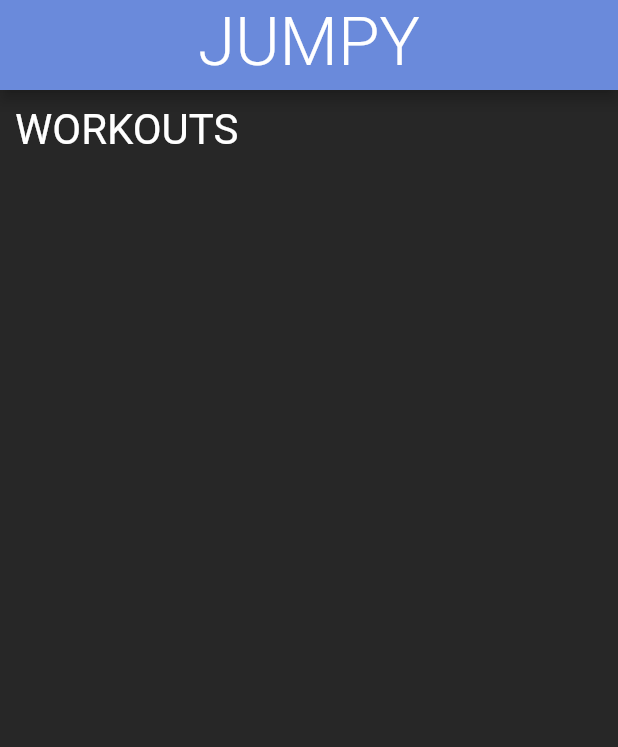
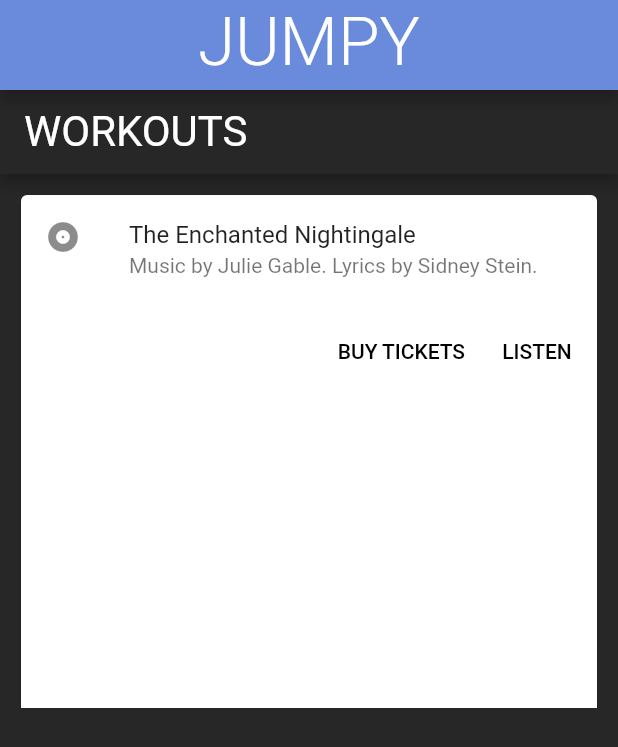
Before and after one commit to eth212/htn2019, a Flutter app: the screen it shows after launch, on a phone screen of 412 x 824 dp. Shown: the top 747 px of the screen. Run offline on Flutter 3.47's test engine with Material 2 defaults, Android fonts, the phone set to English and light mode, and no system bars; our stand-ins replace camera; missing offline and left inert: tflite.

Commit message:
Updating cards.

```diff
--- a/mobile/squat/lib/routes/workout_selection.dart
+++ b/mobile/squat/lib/routes/workout_selection.dart
@@ -29,12 +29,10 @@ class _WorkoutSelectionPageState extends State < WorkoutSelectionPage > {
           children: < Widget > [
             Row(
               children: < Widget > [
-                Expanded(
-                  child: Container(color: Color(0xff272727), child: Padding(padding: EdgeInsets.all(10), child: Text('WORKOUTS', style: TextStyle(color: Colors.white, fontWeight: FontWeight.w400, fontSize: 28)))),
-                ),
-                Expanded(
-                   child: Container(color: Colors.blue),
-                )
+                // Expanded(
+                //   child: Container(color: Color(0xff272727), child: Padding(padding: EdgeInsets.all(10), child: Text('WORKOUTS', style: TextStyle(color: Colors.white, fontWeight: FontWeight.w400, fontSize: 28)))),
+                // ),
+              Expanded(child:Align( child:AspectRatio(child:WorkoutList(),aspectRatio: 1,)))
               ],
             )
           ],
@@ -43,3 +41,73 @@ class _WorkoutSelectionPageState extends State < WorkoutSelectionPage > {
     );
   }
 }
+
+class WorkoutList extends StatefulWidget {
+    @override
+  State<StatefulWidget> createState() {
+    return new WorkoutListState();
+  }
+}
+class WorkoutListState extends State<WorkoutList> {
+    final someStuff = ['Hi','Nah','You'];
+  @override
+  Widget build(BuildContext context) {
+    return Scaffold (
+      backgroundColor: Color(0xff272727),
+      appBar: AppBar(
+        title: Text('WORKOUTS', style: TextStyle(color: Colors.white, fontWeight: FontWeight.w400, fontSize: 28)),
+        backgroundColor: Color(0xff272727)
+      ),
+      body: buildList(),
+    );
+  }
+  Widget buildList() {
+  return new ListView.builder(
+    itemCount: someStuff.length,
+    padding: const EdgeInsets.all(10.0),
+    itemBuilder: (context, i) {
+      print(i);
+      var index = i~/2;
+      // if (i.isOdd) return Divider();
+      // If you've reached at the end of the available word pairs...
+      // if (index >= _suggestions.length) {
+      //   // ...then generate 10 more and add them to the suggestions list.
+      //   _suggestions.addAll(generateWordPairs().take(10));
+      // }
+      return _buildRow(someStuff[index]);
+    },
+  );
+}
+Widget _buildRow(pair) {
+  return new Center(
+    child: Card(child:
+    AspectRatio(aspectRatio: 1.0,
+      child: Column(
+        mainAxisSize: MainAxisSize.min,
+        children: <Widget>[
+          const ListTile(
+            leading: Icon(Icons.album),
+            title: Text('The Enchanted Nightingale'),
+            subtitle: Text('Music by Julie Gable. Lyrics by Sidney Stein.'),
+          ),
+          ButtonTheme.bar( // make buttons use the appropriate styles for cards
+            child: ButtonBar(
+              children: <Widget>[
+                FlatButton(
+                  child: const Text('BUY TICKETS'),
+                  onPressed: () { /* ... */ },
+                ),
+                FlatButton(
+                  child: const Text('LISTEN'),
+                  onPressed: () { /* ... */ },
+                ),
+              ],
+            ),
+          ),
+        ],
+      ),
+    )
+    ),
+  );
+}
+}
```
